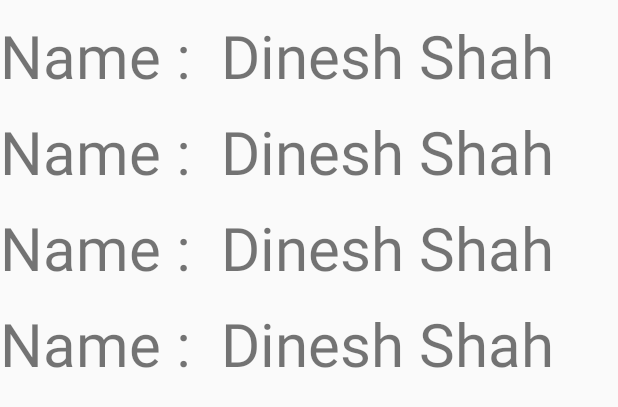
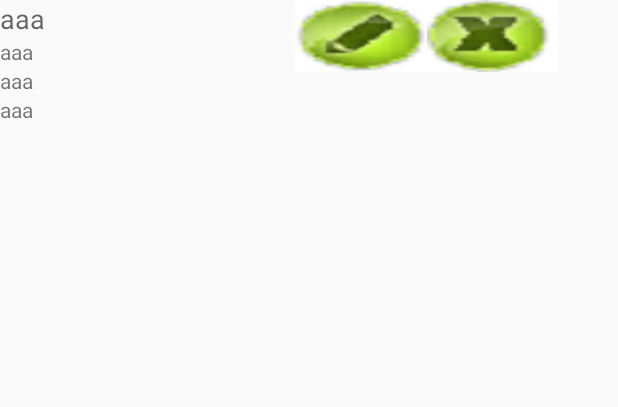
Before and after one commit to shahdinesh/formHandling-Andorid, an Android app: the layout user_list.xml on its own in the app's theme, with its tools: preview values and no code run, on a phone screen of 412 x 824 dp. Shown: the top 407 px of the screen. Run offline under Robolectric (Android 15) with nearby library versions, the phone set to English and light mode, and no system bars.

Commit message:
view created

```diff
--- a/app/src/main/java/com/example/myapplication/Form.java
+++ b/app/src/main/java/com/example/myapplication/Form.java
@@ -32,7 +32,7 @@ public class Form extends AppCompatActivity {
             System.out.println("Error while add data..");
             System.out.println(e);
         }
-        Intent intend = new Intent(getApplicationContext(),MainActivity.class);
+        Intent intend = new Intent(Form.this,MainActivity.class);
         startActivity(intend);
     }
 
--- a/app/src/main/res/layout/activity_main.xml
+++ b/app/src/main/res/layout/activity_main.xml
@@ -15,6 +15,11 @@
         android:onClick="Form"
         android:layout_gravity="center_horizontal" />
 
+
+    <ImageView android:src="@drawable/main"
+        android:layout_width="wrap_content"
+        android:layout_height="wrap_content"
+        android:layout_marginLeft="10dip"/>
     <ListView android:id="@+id/list"
         android:layout_width="wrap_content"
         android:layout_height="wrap_content" >
--- a/app/src/main/res/layout/user_list.xml
+++ b/app/src/main/res/layout/user_list.xml
@@ -1,90 +1,56 @@
 <?xml version="1.0" encoding="utf-8"?>
 <LinearLayout xmlns:android="http://schemas.android.com/apk/res/android"
-    android:orientation="vertical" android:layout_width="match_parent"
+    android:layout_width="match_parent"
+    android:orientation="vertical"
     android:layout_height="match_parent">
 
     <LinearLayout
-        android:layout_width="fill_parent"
+        android:layout_width="wrap_content"
         android:layout_height="wrap_content"
-        android:layout_gravity="center"
-        android:layout_marginTop="10dp"
-        android:orientation="horizontal"
-        android:weightSum="2" >
-        <TextView
+        android:orientation="horizontal" >
+        <LinearLayout
             android:layout_width="wrap_content"
             android:layout_height="wrap_content"
-            android:text="Name :"
-            android:textSize="60px"
-            />
+            android:orientation="vertical" >
         <TextView
+            android:id="@+id/nameText"
             android:layout_width="wrap_content"
             android:layout_height="wrap_content"
-            android:text="Dinesh Shah"
-            android:layout_marginLeft="30px"
-            android:textSize="60px"
-            />
-    </LinearLayout>
-    <LinearLayout
-        android:layout_width="fill_parent"
-        android:layout_height="wrap_content"
-        android:layout_gravity="center"
-        android:layout_marginTop="10dp"
-        android:orientation="horizontal"
-        android:weightSum="2" >
+            android:text="aaa"
+            android:textAppearance="?android:attr/textAppearanceMedium" />
         <TextView
+            android:id="@+id/addressText"
             android:layout_width="wrap_content"
             android:layout_height="wrap_content"
-            android:text="Name :"
-            android:textSize="60px"
-            />
+            android:text="aaa"
+            android:textAppearance="?android:attr/textAppearanceSmall" />
         <TextView
+            android:id="@+id/genderText"
             android:layout_width="wrap_content"
             android:layout_height="wrap_content"
-            android:text="Dinesh Shah"
-            android:layout_marginLeft="30px"
-            android:textSize="60px"
-            />
-    </LinearLayout>
-    <LinearLayout
-        android:layout_width="fill_parent"
-        android:layout_height="wrap_content"
-        android:layout_gravity="center"
-        android:layout_marginTop="10dp"
-        android:orientation="horizontal"
-        android:weightSum="2" >
+            android:text="aaa"
+            android:textAppearance="?android:attr/textAppearanceSmall" />
         <TextView
+            android:id="@+id/emailText"
             android:layout_width="wrap_content"
             android:layout_height="wrap_content"
-            android:text="Name :"
-            android:textSize="60px"
-            />
-        <TextView
-            android:layout_width="wrap_content"
-            android:layout_height="wrap_content"
-            android:text="Dinesh Shah"
-            android:layout_marginLeft="30px"
-            android:textSize="60px"
-            />
-    </LinearLayout>
-    <LinearLayout
-        android:layout_width="fill_parent"
-        android:layout_height="wrap_content"
-        android:layout_gravity="center"
-        android:layout_marginTop="10dp"
-        android:orientation="horizontal"
-        android:weightSum="2" >
-        <TextView
-            android:layout_width="wrap_content"
-            android:layout_height="wrap_content"
-            android:text="Name :"
-            android:textSize="60px"
-            />
-        <TextView
-            android:layout_width="wrap_content"
-            android:layout_height="wrap_content"
-            android:text="Dinesh Shah"
-            android:layout_marginLeft="30px"
-            android:textSize="60px"
-            />
+            android:text="aaa"
+            android:textAppearance="?android:attr/textAppearanceSmall" />
+            </LinearLayout>
+       <LinearLayout
+           android:layout_width="wrap_content"
+           android:layout_height="wrap_content"
+           android:orientation="horizontal"
+           android:layout_marginLeft="250px"
+           android:layout_gravity="right">
+           <Button android:id="@+id/edit"
+               android:layout_width="wrap_content"
+               android:layout_height="wrap_content"
+               android:background="@drawable/edit" />
+           <Button android:id="@+id/delete"
+               android:layout_width="wrap_content"
+               android:layout_height="wrap_content"
+               android:background="@drawable/delete" />
+       </LinearLayout>
     </LinearLayout>
 </LinearLayout>
```
Also changed, not shown: app/src/main/java/com/example/myapplication/DataBase.java (+8 -1 lines), app/src/main/java/com/example/myapplication/MainActivity.java (+19 -5 lines), app/src/main/java/com/example/myapplication/UserAdapter.java (added, +111 -0 lines), app/src/main/res/drawable/delete.png (added), app/src/main/res/drawable/edit.png (added), app/src/main/res/drawable/main.png.
